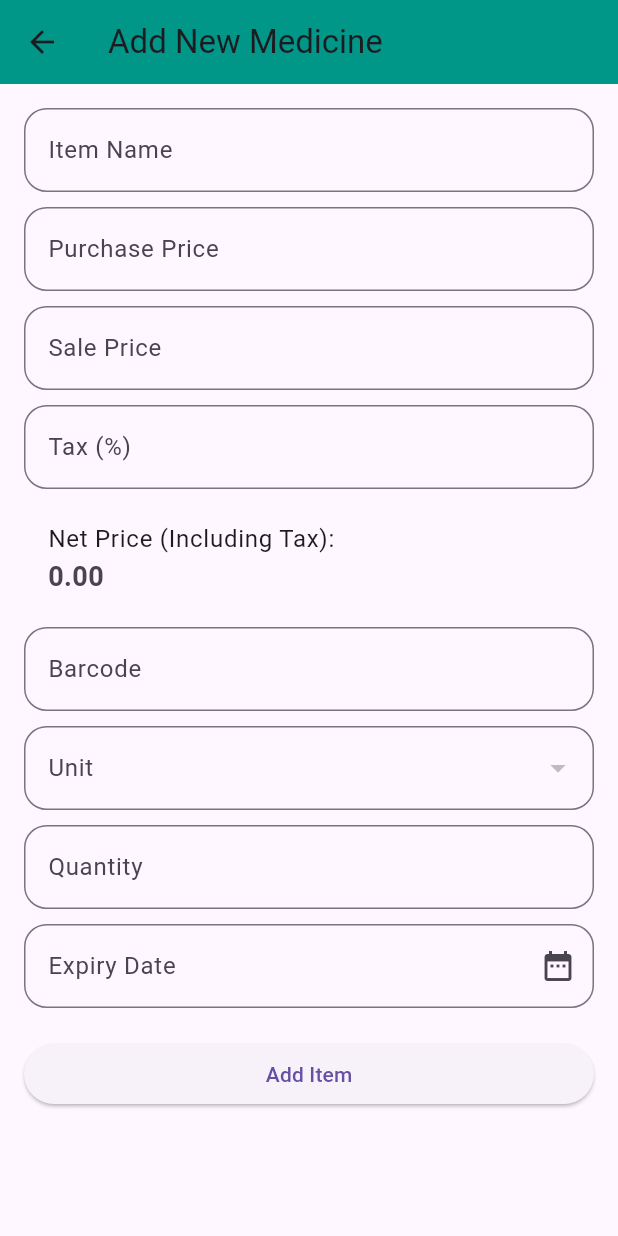
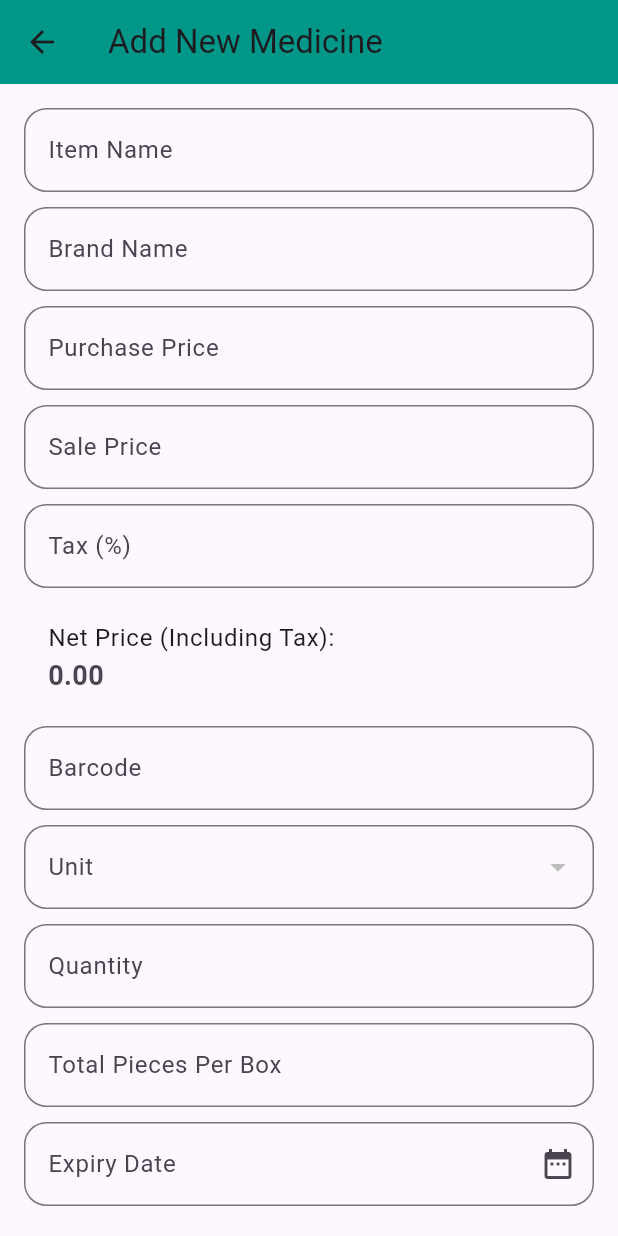
Before and after one commit to Tech-Gammer/Pharmacy_POS_SYSTEM, a Flutter app: the AddItem screen opened by its route, on a phone screen of 412 x 824 dp. Run offline on Flutter 3.47's test engine with Material 3 defaults, Android fonts, the phone set to English and light mode, and no system bars; our stand-ins replace firebase_auth, firebase_core, firebase_database; accounts and stored records are empty.

Commit message:
POS working

```diff
--- a/lib/EmployeeSide/Employee_DashBoard.dart
+++ b/lib/EmployeeSide/Employee_DashBoard.dart
@@ -67,9 +67,9 @@ class _EmployeeDashboardState extends State<EmployeeDashboard> with SingleTicker
       children: [
         DashboardItem(
           icon: Icons.work_outline,
-          label: 'Add Departments',
+          label: 'POS',
           onButtonPressed: () {
-            Navigator.pushNamed(context, '/adddepartments');
+            Navigator.pushNamed(context, '/POS_Page');
           },
         ),
         DashboardItem(
--- a/lib/ManagerSide/add_item.dart
+++ b/lib/ManagerSide/add_item.dart
@@ -23,6 +23,9 @@ class _AddItemState extends State<AddItem> {
   final TextEditingController _barcodeController = TextEditingController();
   final TextEditingController _quantityController = TextEditingController();
   final TextEditingController _expiryDateController = TextEditingController();
+  final TextEditingController _brandController = TextEditingController();
+  final TextEditingController _total_piecesController = TextEditingController();
+
 
   double _netPrice = 0.0;
   String? _selectedUnit; // Variable to hold the selected unit
@@ -33,6 +36,9 @@ class _AddItemState extends State<AddItem> {
   @override
   void initState() {
     super.initState();
+
+
+
     _fetchUnits(); // Fetch units when the widget initializes
     _getCurrentUserId(); // Get the current user's ID
     // If an item is passed, populate the form with its data
@@ -47,6 +53,8 @@ class _AddItemState extends State<AddItem> {
       _quantityController.text = widget.item!.quantity.toString();
       _expiryDateController.text = widget.item!.expiryDate;
       _selectedUnit = widget.item!.unit;
+      _brandController.text = widget.item!.brandName;
+      _total_piecesController.text = widget.item!.total_pieces_per_box.toString();
     }
   }
 
@@ -67,7 +75,7 @@ class _AddItemState extends State<AddItem> {
     double salePrice = double.tryParse(_salePriceController.text) ?? 0.0;
     double tax = double.tryParse(_taxController.text) ?? 0.0;
     setState(() {
-      _netPrice = salePrice * (1 + tax / 100); // Net price calculation with tax
+      _netPrice = (salePrice * (1 + tax / 100) * 100).round() / 100; // Limit to 2 decimal places and convert to int
     });
   }
 
@@ -75,6 +83,28 @@ class _AddItemState extends State<AddItem> {
     if (!_formKey.currentState!.validate()) return;
 
     final itemProvider = Provider.of<ItemProvider>(context, listen: false);
+    final double salePrice  = double.tryParse(_salePriceController.text) ?? 0.0 ;
+    final double taxRate =double.tryParse(_taxController.text) ?? 0.0 ;
+    final double taxAmount = (salePrice * taxRate) / 100;
+
+// Calculate rate_per_tab
+    final int totalPieces = int.tryParse(_total_piecesController.text) ?? 0;
+    final double ratePerTab = totalPieces > 0 ? _netPrice / totalPieces : 0.0;
+
+
+    // Check for duplicate items
+    bool isDuplicate = await itemProvider.isDuplicateItem(
+      itemName: _itemNameController.text.trim(),
+      barcode: _barcodeController.text.trim(),
+      itemId: _isUpdate ? widget.item!.id : null,
+    );
+
+    if (isDuplicate) {
+      ScaffoldMessenger.of(context).showSnackBar(
+        const SnackBar(content: Text("Duplicate item name or barcode found! Please use unique values.")),
+      );
+      return;
+    }
 
     if (_isUpdate) {
       // Update existing item
@@ -90,6 +120,11 @@ class _AddItemState extends State<AddItem> {
         quantity: int.tryParse(_quantityController.text) ?? 0,
         expiryDate: _expiryDateController.text,
         managerId: _managerId!, // Use the manager ID
+        brandName:  _brandController.text,
+        taxamount: taxAmount,
+        total_pieces_per_box: int.tryParse(_total_piecesController.text) ?? 0,
+        ratePerTab: ratePerTab, // Include the calculated rate per tab
+
       );
 
       ScaffoldMessenger.of(context).showSnackBar(
@@ -98,7 +133,7 @@ class _AddItemState extends State<AddItem> {
     } else {
       // Add new item
       await itemProvider.addItem(
-        itemName: _itemNameController.text,
+        itemName: _itemNameController.text.trim(),
         purchasePrice: double.tryParse(_purchasePriceController.text) ?? 0.0,
         salePrice: double.tryParse(_salePriceController.text) ?? 0.0,
         tax: double.tryParse(_taxController.text) ?? 0.0,
@@ -107,7 +142,12 @@ class _AddItemState extends State<AddItem> {
         unit: _selectedUnit!,
         quantity: int.tryParse(_quantityController.text) ?? 0,
         expiryDate: _expiryDateController.text,
-        managerId: _managerId!, // Use the manager ID
+        managerId: _managerId!,
+        brandName: _brandController.text.trim(),
+        taxamount: taxAmount, // Use the manager ID
+        total_pieces_per_box: int.tryParse(_total_piecesController.text) ?? 0,
+        ratePerTab: ratePerTab, // Include the calculated rate per tab
+
       );
 
       ScaffoldMessenger.of(context).showSnackBar(
@@ -124,48 +164,14 @@ class _AddItemState extends State<AddItem> {
     _barcodeController.clear();
     _quantityController.clear();
     _expiryDateController.clear();
+    _total_piecesController.clear();
+
     setState(() {
       _netPrice = 0.0;
       _selectedUnit = null;
     });
-      Navigator.pushNamed(context, ('/total_items'));
   }
-  // Method to save data to Firebase Realtime Database using ItemProvider
-  // Future<void> _saveItem() async {
-  //   if (!_formKey.currentState!.validate()) return;
-  //
-  //   final itemProvider = Provider.of<ItemProvider>(context, listen: false);
-  //   await itemProvider.addItem(
-  //     itemName: _itemNameController.text,
-  //     purchasePrice: double.tryParse(_purchasePriceController.text) ?? 0.0,
-  //     salePrice: double.tryParse(_salePriceController.text) ?? 0.0,
-  //     tax: double.tryParse(_taxController.text) ?? 0.0,
-  //     netPrice: _netPrice,
-  //     barcode: _barcodeController.text,
-  //     unit: _selectedUnit!,
-  //     quantity: int.tryParse(_quantityController.text) ?? 0,
-  //     expiryDate: _expiryDateController.text,
-  //     managerId: _managerId!, // Use the manager ID
-  //   );
-  //
-  //   ScaffoldMessenger.of(context).showSnackBar(
-  //     const SnackBar(content: Text("Item added successfully!")),
-  //   );
-  //   // Clear form
-  //   _formKey.currentState!.reset();
-  //   // Clear TextEditingControllers
-  //   _itemNameController.clear();
-  //   _purchasePriceController.clear();
-  //   _salePriceController.clear();
-  //   _taxController.clear();
-  //   _barcodeController.clear();
-  //   _quantityController.clear();
-  //   _expiryDateController.clear();
-  //   setState(() {
-  //     _netPrice = 0.0;
-  //     _selectedUnit = null; // Reset the selected unit
-  //   });
-  // }
+
 
   @override
   Widget build(BuildContext context) {
@@ -201,7 +207,23 @@ class _AddItemState extends State<AddItem> {
                 },
               ),
               const SizedBox(height: 10),
-
+              TextFormField(
+                controller: _brandController,
+                decoration: const InputDecoration(
+                  labelText: "Brand Name",
+                  border: OutlineInputBorder(
+                    borderSide: BorderSide(color: Colors.blueAccent, width: 2),
+                    borderRadius: BorderRadius.all(Radius.circular(15)),
+                  ),
+                ),
+                validator: (value) {
+                  if (value == null || value.isEmpty) {
+                    return 'Please enter brand name';
+                  }
+                  return null;
+                },
+              ),
+              const SizedBox(height: 10),
               // Purchase Price
               TextFormField(
                 controller: _purchasePriceController,
@@ -342,6 +364,24 @@ class _AddItemState extends State<AddItem> {
                 },
               ),
               const SizedBox(height: 10),
+              TextFormField(
+                controller: _total_piecesController,
+                decoration: const InputDecoration(
+                  labelText: "Total Pieces Per Box",
+                  border: OutlineInputBorder(
+                    borderSide: BorderSide(color: Colors.blueAccent, width: 2),
+                    borderRadius: BorderRadius.all(Radius.circular(15)),
+                  ),
+                ),
+                keyboardType: TextInputType.number,
+                validator: (value) {
+                  if (value == null || value.isEmpty) {
+                    return 'Please enter quantity';
+                  }
+                  return null;
+                },
+              ),
+              const SizedBox(height: 10),
 
               // Expiry Date
               TextFormField(
@@ -378,8 +418,16 @@ class _AddItemState extends State<AddItem> {
 
               // Save Button
               ElevatedButton(
+                style: ElevatedButton.styleFrom(
+                  backgroundColor: Colors.teal,
+                  shape: RoundedRectangleBorder(
+                    borderRadius: BorderRadius.circular(20),
+                  ),
+                  minimumSize: const Size(double.infinity, 50),
+                ),
                 onPressed: _saveOrUpdateItem,
-                child: const Text('Add Item'),
+                child: const Text('Add Item',style: TextStyle(fontSize: 25, color: Colors.white, fontWeight: FontWeight.bold),
+                ),
               ),
             ],
           ),
--- a/lib/ManagerSide/total_items.dart
+++ b/lib/ManagerSide/total_items.dart
@@ -34,7 +34,7 @@ class _ItemsPageState extends State<ItemsPage> {
         automaticallyImplyLeading: false,
         leading: IconButton(onPressed: (){
           Navigator.pushNamed(context, ('/managerpage'));
-        }, icon: Icon(Icons.arrow_back)),
+        }, icon: const Icon(Icons.arrow_back)),
         title: const Text('All Items'),
         backgroundColor: Colors.teal,
       ),
@@ -45,12 +45,15 @@ class _ItemsPageState extends State<ItemsPage> {
         itemBuilder: (context, index) {
           final item = items[index];
           return ListTile(
-            title: Text(item.itemName,style: TextStyle(fontWeight: FontWeight.bold,fontSize: 20),),
+            title: Text(item.itemName,style: const TextStyle(fontWeight: FontWeight.bold,fontSize: 20),),
             subtitle: Row(
               children: [
-                Text('Price: \ ${item.netPrice.toStringAsFixed(2)}rs'),
-                SizedBox(width: 30,),
+                Text('Rate of Box: \ ${item.netPrice.toStringAsFixed(2)} rs'),
+                const SizedBox(width: 30,),
                 Text('Qty: ${item.quantity}'),
+                const SizedBox(width: 30,),
+                Text('Rate Per Tab: ${item.ratePerTab.toStringAsFixed(2)} rs'),
+
               ],
             ),
             trailing: PopupMenuButton<String>(
--- a/lib/Models/itemmodel.dart
+++ b/lib/Models/itemmodel.dart
@@ -1,6 +1,7 @@
 class Item {
   final String id;
   final String itemName;
+  final String brandName;
   final double purchasePrice;
   final double salePrice;
   final double tax;
@@ -10,10 +11,14 @@ class Item {
   final int quantity;
   final String expiryDate;
   final String managerId;
+  final double taxamount;
+  final int total_pieces_per_box;
+  final double ratePerTab;
 
   Item({
     required this.id,
     required this.itemName,
+    required this.brandName,
     required this.purchasePrice,
     required this.salePrice,
     required this.tax,
@@ -23,6 +28,10 @@ class Item {
     required this.quantity,
     required this.expiryDate,
     required this.managerId,
+    required this.taxamount,
+    required this.total_pieces_per_box,
+    required this.ratePerTab
+
   });
 
   // Factory method to create Item from Firebase data
@@ -30,6 +39,8 @@ class Item {
     return Item(
       id: id,
       itemName: data['item_name'] ?? '', // Provide a default empty string if null
+      brandName: data['brand_name'] ?? '', // Provide a default empty string if null
+
       purchasePrice: (data['purchase_price'] as num?)?.toDouble() ?? 0.0, // Handle null for numeric values
       salePrice: (data['sale_price'] as num?)?.toDouble() ?? 0.0,
       tax: (data['tax'] as num?)?.toDouble() ?? 0.0,
@@ -39,6 +50,11 @@ class Item {
       quantity: (data['quantity'] as num?)?.toInt() ?? 0, // Handle null for integer values
       expiryDate: data['expiry_date'] ?? '', // Provide a default empty string if null
       managerId: data['manager_id'] ?? '', // Provide a default empty string if null
+      taxamount: (data['tax_amount'] as num?)?.toDouble() ?? 0.0,
+      total_pieces_per_box: (data['total_pieces_per_box'] as num?)?.toInt() ?? 0, // Handle null for integer values
+      ratePerTab: (data['ratePerTab'] as num?)?.toDouble() ?? 0.0,
+
+
     );
   }
 }
--- a/lib/main.dart
+++ b/lib/main.dart
@@ -4,6 +4,7 @@ import 'package:pharmacy_pos_system/auth_pages/Loginpage.dart';
 import 'package:provider/provider.dart';
 
 import 'EmployeeSide/Employee_DashBoard.dart';
+import 'EmployeeSide/POS.dart';
 import 'ManagerSide/Manager_DashBoard.dart';
 import 'ManagerSide/add_item.dart';
 import 'ManagerSide/add_units.dart';
@@ -47,6 +48,7 @@ class MyApp extends StatelessWidget {
           '/add_units': (context) => const Addunit(),
           '/total_units': (context) => const ShowUnit(),
           '/total_items': (context) => const ItemsPage(),
+          '/POS_Page': (context) =>  SalesRegisterPage(),
 
 
         },
```
Also changed, not shown: lib/EmployeeSide/POS.dart (+105 -5 lines), lib/Providers/itemprovider.dart (+41 -0 lines).
